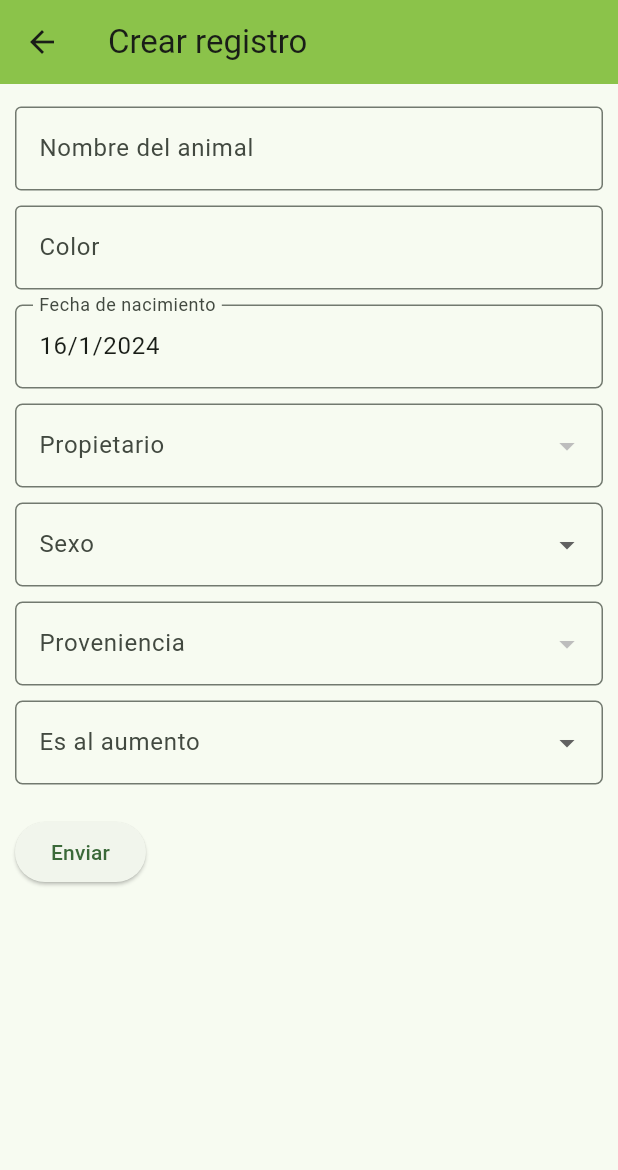
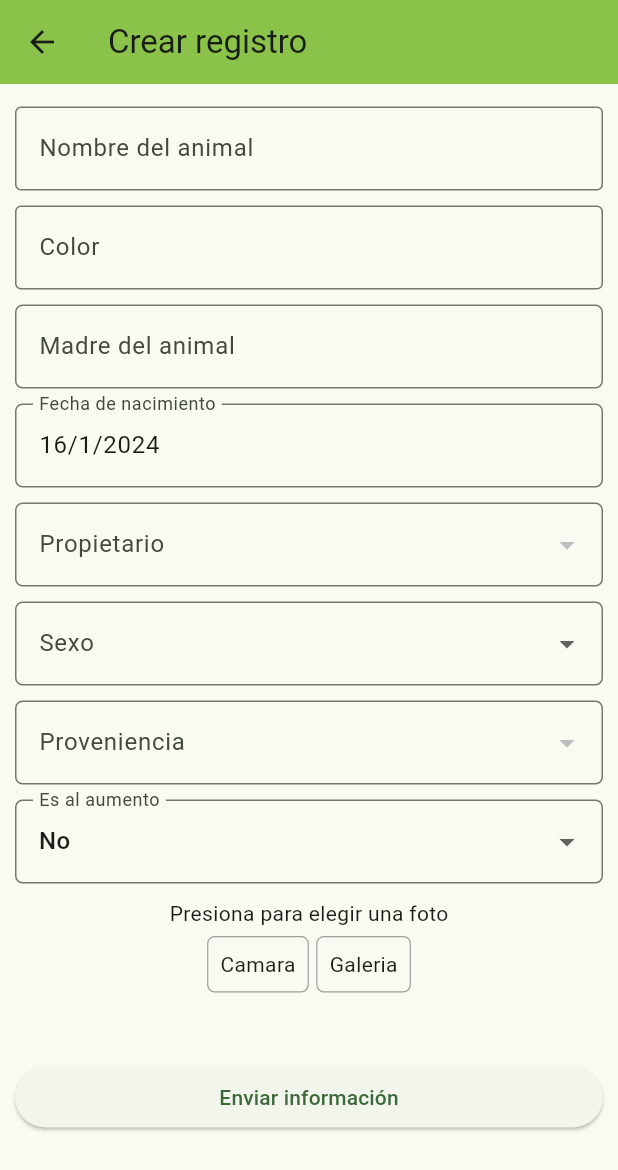
Before and after one commit to Lobaton2020/app_ganado_finca, a Flutter app: the BovineAddPage screen opened by its route, on a phone screen of 412 x 824 dp. Shown: the top 1170 px of the screen. Run offline on Flutter 3.47's test engine with Material 3 defaults, Android fonts, the phone set to English and light mode, and no system bars; our stand-ins replace cached_network_image, flutter_dotenv, image_picker, photo_view, rxdart, supabase_flutter; accounts and stored records are empty.

Commit message:
feat: almacenar imagen

```diff
--- a/lib/src/components/DetailScreen.dart
+++ b/lib/src/components/DetailScreen.dart
@@ -9,8 +9,10 @@ Widget cachedNetworkImage(mediaUrl) {
     imageUrl: mediaUrl,
     fit: BoxFit.cover,
     placeholder: (context, url) => Padding(
-      padding: EdgeInsets.all(20.0),
-      child: CircularProgressIndicator(),
+      padding: EdgeInsets.all(5.0),
+      child: CircularProgressIndicator(
+        strokeWidth: 2.0,
+      ),
     ),
     errorWidget: (context, url, error) => Icon(Icons.error),
   );
--- a/lib/src/components/FormCreateBovine.dart
+++ b/lib/src/components/FormCreateBovine.dart
@@ -1,26 +1,35 @@
+
 import 'package:app_ganado_finca/src/services/main.dart';
+import 'package:app_ganado_finca/src/shared/components/AutocompleteSingleFormField.dart';
 import 'package:app_ganado_finca/src/shared/components/DateFormField.dart';
+import 'package:app_ganado_finca/src/shared/components/ImageFormField.dart';
 import 'package:app_ganado_finca/src/shared/components/SelectFormField.dart';
 import 'package:app_ganado_finca/src/shared/models/IOptions.dart';
 import 'package:app_ganado_finca/src/shared/utils/fromDateString.dart';
+import 'package:app_ganado_finca/src/shared/utils/rxjs.dart';
 import 'package:app_ganado_finca/src/shared/utils/snackBartMessage.dart';
 import 'package:flutter/material.dart';
 import 'package:app_ganado_finca/src/models/Bovine.dart';
+import 'package:image_picker/image_picker.dart';
 
+const provenanceId = {
+  "Comprado": "1",
+};
 class FormCreateBovine extends StatefulWidget {
   const FormCreateBovine({super.key, handleSubmitted});
-
   @override
   FormCreateBovineFormState createState() {
     return FormCreateBovineFormState();
   }
 }
-
 class FormCreateBovineFormState extends State<FormCreateBovine> {
   final _form = GlobalKey<FormState>();
   final newBovine = Map<String, dynamic>();
+  bool isLoading = false;
+  bool mustShowAmount = false;
   List<IOption> ownerOptions = [];
   List<IOption> provenanceOptions = [];
+  List<IOption> motherBovineOptions = [];
 
   String? _validationEmpty(String? value) {
     if (value == null || value.isEmpty) {
@@ -28,9 +37,12 @@ class FormCreateBovineFormState extends State<FormCreateBovine> {
     }
     return null;
   }
-
+  void onChangeImage(XFile image) {
+    newBovine["photo"] = image;
+  }
   void _onSubmitForm() async {
     if (_form.currentState!.validate()) {
+      setState(() => isLoading = true);
       _form.currentState!.save();
       newBovine["owner_id"] = int.parse(newBovine["owner_id"]);
       newBovine["provenance_id"] = int.parse(newBovine["provenance_id"]);
@@ -38,28 +50,62 @@ class FormCreateBovineFormState extends State<FormCreateBovine> {
       newBovine["for_increase"] = newBovine["for_increase"] == "1";
       newBovine["date_birth"] =
           fromDateStringToIsoString(newBovine["date_birth"]);
+      if (newBovine.containsKey("mother_id")) {
+        print("${newBovine["mother_id"]} **********");
+        newBovine["mother_id"] = int.parse(newBovine["mother_id"]);
+      }
+      if (newBovine["provenance_id"]!.toString() == provenanceId["Comprado"]) {
+        newBovine["adquisition_amount"] =
+            num.parse("${newBovine["adquisition_amount"]}");
 
+      } else {
+        newBovine.remove("adquisition_amount");
+      }
       try {
+        if (await bovineService.findOneByName(newBovine["name"] as String) !=
+            null) {
+          showSnackBar(context, "Error, ya existe un animal con ese nombre");
+          setState(() => isLoading = false);
+          return;
+        }
+        if (newBovine["photo"] != null) {
+          newBovine["photo"] =
+              await storageService.uploadBovinePhoto(newBovine["photo"]);
+        }
         await bovineService.create(Bovine.fromJson(newBovine));
         showSnackBar(context, "Proceso exitoso!");
-        _form.currentState!.reset();
+        try {
+          _form.currentState!.reset();
+        } catch (e) {}
+        newBovine.remove("photo");
+        setState(() => isLoading = false);
+        Navigator.pop(context);
+        tabObserver.add(1);
       } catch (err) {
         print(err);
-        showSnackBar(context, "Error, intenta de nuevo");
+        setState(() => isLoading = false);
+        showSnackBar(context, "F: $err");
       }
     }
   }
-
+  void _onChangeProvenance(String? provenanceIdParam) {
+    setState(() {
+      mustShowAmount = provenanceIdParam != null &&
+          provenanceIdParam == provenanceId["Comprado"];
+    });
+  }
   @override
   void initState() {
     super.initState();
     Future.wait([
       bovineService.findOwners(),
       bovineService.findProvenances(),
+      bovineService.findBovinesNames(),
     ]).then((values) {
       setState(() {
         ownerOptions = values[0];
         provenanceOptions = values[1];
+        motherBovineOptions = values[2];
       });
     }).catchError((error) {
       print("Error consulta owners or procenances: " + error);
@@ -98,6 +144,13 @@ class FormCreateBovineFormState extends State<FormCreateBovine> {
           ),
           Padding(
             padding: const EdgeInsets.symmetric(vertical: 5),
+            child: AutocompleteSingleFormField(
+                labelText: "Madre del animal",
+                onSelected: (option) => {newBovine["mother_id"] = option.value},
+                options: motherBovineOptions),
+          ),
+          Padding(
+            padding: const EdgeInsets.symmetric(vertical: 5),
             child: DateFormField(
               validator: _validationEmpty,
               initialDate: DateTime.now(),
@@ -129,12 +182,36 @@ class FormCreateBovineFormState extends State<FormCreateBovine> {
             child: SelectFormField(
                 validator: _validationEmpty,
                 labelText: "Proveniencia",
+                onChange: _onChangeProvenance,
                 onSaved: (value) => {newBovine["provenance_id"] = value ?? ''},
                 options: provenanceOptions),
           ),
+          mustShowAmount
+              ? Padding(
+                  padding: const EdgeInsets.symmetric(vertical: 5),
+                  child: TextFormField(
+                    decoration: const InputDecoration(
+                      border: OutlineInputBorder(),
+                      labelText: 'Monto de compra',
+                    ),
+                    validator: (value) {
+                      if (value == null || value.isEmpty) {
+                        return 'Este campo es requerido';
+                      }
+                      if (num.tryParse(value) == null) {
+                        return 'Este campo debe ser numerico';
+                      }
+                      return null;
+                    },
+                    onSaved: (value) =>
+                        {newBovine["adquisition_amount"] = value ?? ''},
+                  ),
+                )
+              : Container(),
           Padding(
             padding: const EdgeInsets.symmetric(vertical: 5),
             child: SelectFormField(
+                initialValue: "0",
                 validator: _validationEmpty,
                 labelText: "Es al aumento",
                 onSaved: (value) => {newBovine["for_increase"] = value ?? ''},
@@ -144,10 +221,23 @@ class FormCreateBovineFormState extends State<FormCreateBovine> {
                 ]),
           ),
           Padding(
-            padding: const EdgeInsets.symmetric(vertical: 16),
-            child: ElevatedButton(
-              onPressed: _onSubmitForm,
-              child: const Text('Enviar'),
+              padding: const EdgeInsets.symmetric(vertical: 5),
+              child: ImageFormField(onChange: onChangeImage)),
+          Padding(
+            padding: const EdgeInsets.symmetric(vertical: 10),
+            child: Row(
+              children: [
+                Expanded(
+                  child: ElevatedButton(
+                    onPressed: isLoading ? null : _onSubmitForm,
+                    child: isLoading
+                        ? Container(
+                            padding: EdgeInsets.only(top: 10, bottom: 10),
+                            child: CircularProgressIndicator(strokeWidth: 4.0))
+                        : Text('Enviar información'),
+                  ),
+                ),
+              ],
             ),
           ),
         ],
--- a/lib/src/components/Layout.dart
+++ b/lib/src/components/Layout.dart
@@ -2,6 +2,7 @@ import 'package:app_ganado_finca/src/pages/BovinesOutputPage.dart';
 import 'package:app_ganado_finca/src/pages/BovinesPage.dart';
 import 'package:app_ganado_finca/src/pages/MainPage.dart';
 import 'package:flutter/material.dart';
+import 'package:rxdart/rxdart.dart';
 
 class TabBarApp extends StatefulWidget {
   const TabBarApp({super.key});
@@ -51,8 +52,7 @@ class _TabBarAppState extends State<TabBarApp>
         controller: _tabController,
         children: const <Widget>[
           Center(
-            // child: MainPage(),
-            child: BovinesPage(),
+            child: MainPage(),
           ),
           Center(
             child: BovinesPage(),
--- a/lib/src/pages/BovineAddPage.dart
+++ b/lib/src/pages/BovineAddPage.dart
@@ -4,16 +4,15 @@ import 'package:flutter/material.dart';
 
 class BovineAddPage extends StatelessWidget{
   const BovineAddPage({super.key});
-  void handleSubmitted(dynamic data) {
-    print(data);
-  }
   @override
   Widget build(BuildContext context){
     return Scaffold(
       appBar: buildSimpleAppBar(context, 'Crear registro'),
       body: Container(
         margin: EdgeInsets.all(10),
-        child: FormCreateBovine(),
+        child: SingleChildScrollView(
+          child: FormCreateBovine(),
+        ),
       ),
     );
   }
--- a/lib/src/services/main.dart
+++ b/lib/src/services/main.dart
@@ -1,3 +1,5 @@
 import 'package:app_ganado_finca/src/services/BovineService.dart';
+import 'package:app_ganado_finca/src/services/StorageService.dart';
 
 final bovineService = BovineService();
+final storageService = StorageService();
--- /dev/null
+++ b/lib/src/shared/components/AutocompleteSingleFormField.dart
@@ -0,0 +1,57 @@
+import 'dart:async';
+
+import 'package:app_ganado_finca/src/shared/models/IOptions.dart';
+import 'package:flutter/material.dart';
+
+class AutocompleteSingleFormField extends StatefulWidget {
+  const AutocompleteSingleFormField({
+    Key? key,
+    this.labelText = 'Selecciona la madre',
+    required this.onSelected,
+    required this.options,
+  }) : super(key: key);
+  final List<IOption> options;
+  final String labelText;
+  final void Function(IOption) onSelected;
+  @override
+  State<AutocompleteSingleFormField> createState() =>
+      _AutocompleteSingleFormFieldState();
+}
+
+class _AutocompleteSingleFormFieldState
+    extends State<AutocompleteSingleFormField> {
+  void handleSelected(IOption selection) {
+    widget.onSelected(selection);
+  }
+
+  FutureOr<Iterable<IOption>> handleOptionsBuilder(
+      TextEditingValue textEditingValue) {
+    if (textEditingValue.text == '') {
+      return widget.options;
+    }
+    return widget.options.where((IOption option) {
+      return option.toString().contains(textEditingValue.text.toLowerCase());
+    });
+  }
+
+  Widget build(BuildContext context) {
+    return Autocomplete<IOption>(
+      fieldViewBuilder: (context, controller, focusNode, onEditingComplete) {
+        return TextFormField(
+          controller: controller,
+          focusNode: focusNode,
+          onEditingComplete: onEditingComplete,
+          decoration: InputDecoration(
+            labelText: widget.labelText,
+            border: OutlineInputBorder(
+              borderRadius: BorderRadius.circular(5.0),
+            ),
+          ),
+        );
+      },
+      displayStringForOption: (IOption option) => option.label,
+      optionsBuilder: handleOptionsBuilder,
+      onSelected: handleSelected,
+    );
+  }
+}
--- /dev/null
+++ b/lib/src/shared/components/ImageFormField.dart
@@ -0,0 +1,103 @@
+import 'dart:convert';
+import 'dart:io';
+import 'dart:typed_data';
+import 'package:app_ganado_finca/src/shared/utils/snackBartMessage.dart';
+import 'package:flutter/material.dart';
+import 'package:image_picker/image_picker.dart';
+
+class ImageFormField extends StatefulWidget {
+  const ImageFormField({
+    Key? key,
+    this.labelText = 'Presiona para elegir una foto',
+    required this.onChange,
+  }) : super(key: key);
+  final String labelText;
+  final void Function(XFile) onChange;
+  @override
+  State<ImageFormField> createState() => _ImageFormFieldState();
+}
+
+class _ImageFormFieldState extends State<ImageFormField> {
+  Uint8List? _image;
+  handleChooseImage(ImageSource source) async {
+    try {
+      final image = await ImagePicker().pickImage(source: source);
+      if (image == null) {
+        return;
+      }
+      final imageBytes = await image!.readAsBytes();
+      if (image != null && imageBytes != null) {
+        widget.onChange(image);
+        setState(() {
+          _image = imageBytes;
+        });
+      }
+    } catch (err) {
+      showSnackBar(context, "F: $err");
+    }
+  }
+
+  @override
+  Widget build(BuildContext context) {
+    final previewImage = _image != null
+        ? Container(
+            margin: EdgeInsets.only(bottom: 6),
+            child: Image.memory(
+              _image as Uint8List,
+              fit: BoxFit.contain,
+            ),
+          )
+        : Text('');
+    return Center(
+      child: Column(
+        children: [
+          Padding(
+              padding: EdgeInsets.only(bottom: 5),
+              child: Text(widget.labelText)),
+          Row(
+            mainAxisAlignment: MainAxisAlignment.center,
+            children: [
+              InkWell(
+                onTap: () {
+                  handleChooseImage(ImageSource.camera);
+                },
+                child: Container(
+                  margin: EdgeInsets.only(right: 5),
+                  decoration: BoxDecoration(
+                    borderRadius: BorderRadius.circular(5.0),
+                    border: Border.all(
+                      color: Colors.grey,
+                      width: .8,
+                    ),
+                  ),
+                  padding: EdgeInsets.all(8),
+                  child: Text("Camara"),
+                ),
+              ),
+              InkWell(
+                onTap: () {
+                  handleChooseImage(ImageSource.gallery);
+                },
+                child: Container(
+                  decoration: BoxDecoration(
+                    borderRadius: BorderRadius.circular(5.0),
+                    border: Border.all(
+                      color: Colors.grey,
+                      width: .8,
+                    ),
+                  ),
+                  padding: EdgeInsets.all(8),
+                  child: Text("Galeria"),
+                ),
+              )
+            ],
+          ),
+          Container(
+            padding: EdgeInsets.only(top: 10),
+            child: previewImage,
+          ),
+        ],
+      ),
+    );
+  }
+}
--- a/lib/src/shared/components/SelectFormField.dart
+++ b/lib/src/shared/components/SelectFormField.dart
@@ -5,29 +5,33 @@ class SelectFormField extends StatefulWidget {
   const SelectFormField({
     Key? key,
     this.onSaved,
+    this.onChange,
     this.validator,
     this.labelText = 'Select',
+    this.initialValue,
     required this.options,
   }) : super(key: key);
   final List<IOption> options;
   final String labelText;
   final ValueChanged<String?>? onSaved;
+  final Function(String?)? onChange;
   final String? Function(String?)? validator;
+  final String? initialValue;
   @override
   State<SelectFormField> createState() => _SelectFormFieldState();
 }
 
 class _SelectFormFieldState extends State<SelectFormField> {
-  String? _selectedOption;
   void handleChange(String? newOption) {
-    setState(() {
-      _selectedOption = newOption;
-    });
+    if (widget != null && newOption != null) {
+      widget.onChange!(newOption);
+    }
   }
 
   @override
   Widget build(BuildContext context) {
     return DropdownButtonFormField<String>(
+      value: widget.initialValue,
       validator: widget.validator,
       decoration: InputDecoration(
         border: OutlineInputBorder(
@@ -35,7 +39,6 @@ class _SelectFormFieldState extends State<SelectFormField> {
         ),
         labelText: widget.labelText,
       ),
-      // value: _selectedOption,
       onSaved: widget.onSaved,
       onChanged: handleChange,
       items: [
--- /dev/null
+++ b/lib/src/shared/utils/rxjs.dart
@@ -0,0 +1,5 @@
+import 'package:rxdart/rxdart.dart';
+
+enum AppTabs { main, bovines, outputs }
+
+final tabObserver = BehaviorSubject<int>();
--- a/lib/src/shared/utils/snackBartMessage.dart
+++ b/lib/src/shared/utils/snackBartMessage.dart
@@ -2,6 +2,7 @@ import 'package:flutter/material.dart';
 
 void showSnackBar(BuildContext context, String message) {
   final snackBar = SnackBar(
+    duration: Duration(seconds: 10),
     content: Text(message),
     action: SnackBarAction(
       label: 'Cerrar',
--- a/pubspec.yaml
+++ b/pubspec.yaml
@@ -41,6 +41,8 @@ dependencies:
   path_provider: ^2.1.2
   photo_view: ^0.14.0
   cached_network_image: ^3.3.1
+  image_picker: ^1.0.7
+  rxdart: ^0.27.7
 
 dev_dependencies:
   flutter_test:
```
Also changed, not shown: lib/src/pages/BovinesPage.dart (+25 -4 lines), lib/src/services/BovineService.dart (+23 -1 lines), lib/src/services/StorageService.dart (added, +21 -0 lines), pubspec.lock, 6 other files.
